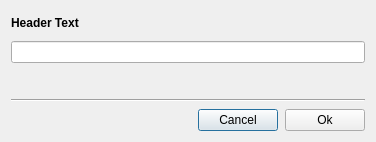
Above: src/Gui/Utils/InputDialog/LineInputDialog.ui from Inferno214221/sayonara-player before the change. Below: the same form after it.
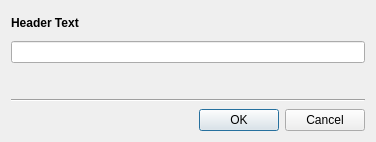
That is the form after the change. Custom widgets are drawn as their Qt base class.

Commit message: Dialogs and Dialog boxes unified

```diff
--- a/src/Gui/Utils/InputDialog/LineInputDialog.ui
+++ b/src/Gui/Utils/InputDialog/LineInputDialog.ui
@@ -14,42 +14,19 @@
    <property name="verticalSpacing">
     <number>7</number>
    </property>
-   <item row="4" column="0">
-    <layout class="QHBoxLayout" name="horizontalLayout">
-     <property name="spacing">
-      <number>7</number>
+   <item row="3" column="0">
+    <widget class="Line" name="line">
+     <property name="orientation">
+      <enum>Qt::Horizontal</enum>
      </property>
-     <item>
-      <spacer name="horizontalSpacer">
-       <property name="orientation">
-        <enum>Qt::Horizontal</enum>
-       </property>
-       <property name="sizeHint" stdset="0">
-        <size>
-         <width>40</width>
-         <height>20</height>
-        </size>
-       </property>
-      </spacer>
-     </item>
-     <item>
-      <widget class="QPushButton" name="btnCancel">
-       <property name="text">
-        <string notr="true">Cancel</string>
-       </property>
-      </widget>
-     </item>
-     <item>
-      <widget class="QPushButton" name="btnOk">
-       <property name="text">
-        <string notr="true">Ok</string>
-       </property>
-      </widget>
-     </item>
-    </layout>
+    </widget>
    </item>
-   <item row="1" column="0">
-    <widget class="Gui::LineEdit" name="leInput"/>
+   <item row="2" column="0">
+    <widget class="QLabel" name="labInfo">
+     <property name="text">
+      <string/>
+     </property>
+    </widget>
    </item>
    <item row="0" column="0">
     <widget class="QLabel" name="labHeader">
@@ -64,17 +41,13 @@
      </property>
     </widget>
    </item>
-   <item row="3" column="0">
-    <widget class="Line" name="line">
-     <property name="orientation">
-      <enum>Qt::Horizontal</enum>
-     </property>
-    </widget>
+   <item row="1" column="0">
+    <widget class="Gui::LineEdit" name="leInput"/>
    </item>
-   <item row="2" column="0">
-    <widget class="QLabel" name="labInfo">
-     <property name="text">
-      <string/>
+   <item row="4" column="0">
+    <widget class="QDialogButtonBox" name="buttonBox">
+     <property name="standardButtons">
+      <set>QDialogButtonBox::Cancel|QDialogButtonBox::Ok</set>
      </property>
     </widget>
    </item>
```
The commit also changes 57 other files.
